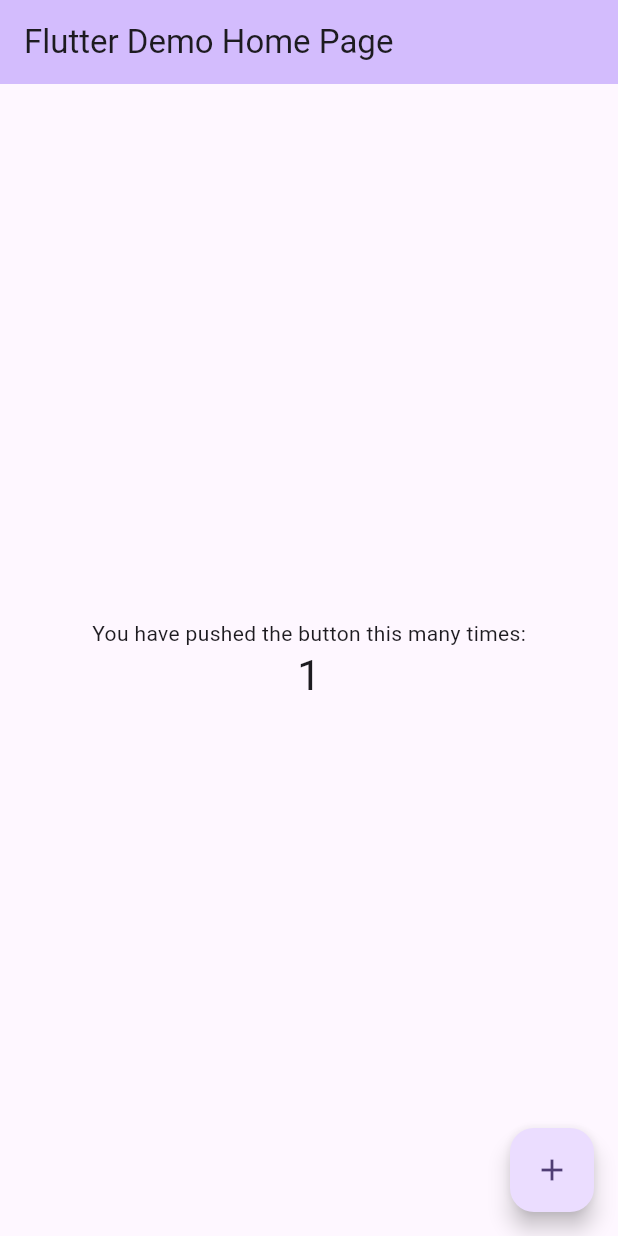
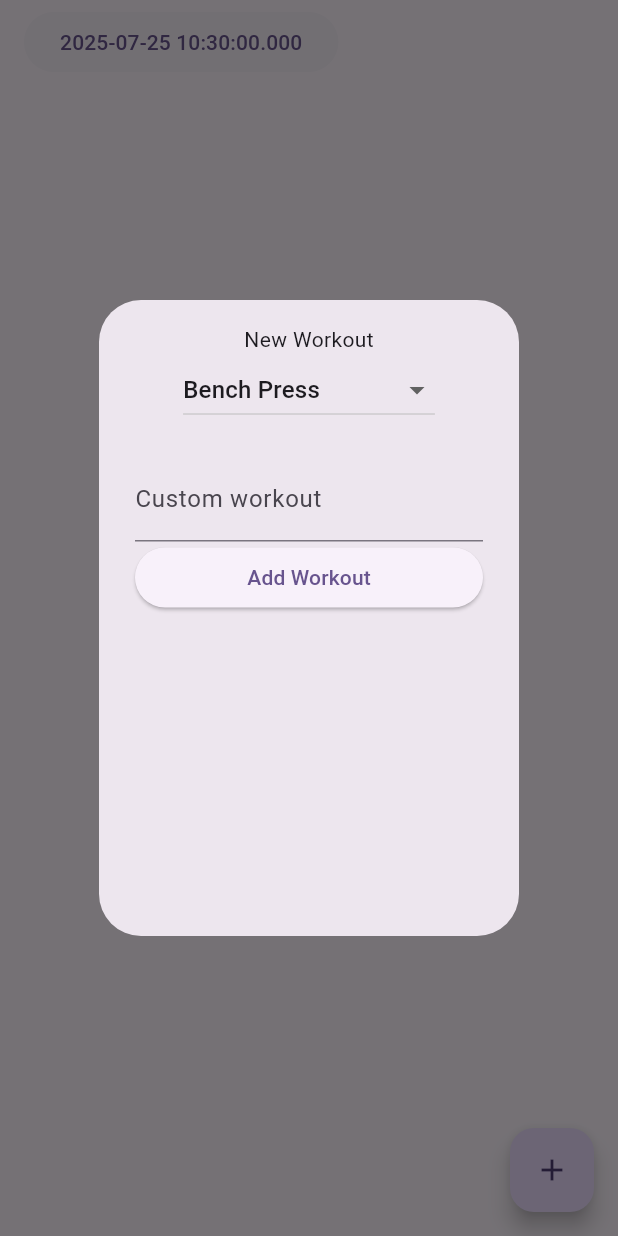
Before and after one commit to Why-02/gym_log, a Flutter app: the screen it shows after launch, after a tap on the "add" icon, on a phone screen of 412 x 824 dp. Run offline on Flutter 3.47's test engine with Material 3 defaults, Android fonts, the phone set to English and light mode, and no system bars.

Commit message:
started the workout_logs page

```diff
--- /dev/null
+++ b/lib/features/core/ui/widgets/styled_text_field.dart
@@ -0,0 +1,20 @@
+import 'package:flutter/material.dart';
+
+class StyledTextField extends StatelessWidget {
+  final TextEditingController controller;
+  final String hintText;
+  final String labelText;
+
+  const StyledTextField({super.key, required this.controller, required this.hintText, required this.labelText});
+
+  @override
+  Widget build(BuildContext context) {
+    return TextField(
+      controller: controller,
+      decoration: InputDecoration(
+        hintText: hintText,
+        labelText: labelText,
+      ),
+    );
+  }
+}
--- /dev/null
+++ b/lib/features/workout_logs/widgets/utils.dart
@@ -0,0 +1,5 @@
+final List<String> standardWorkouts = [
+  "Bench Press",
+  "Incline Bench Press",
+  "Lateral shoulders",
+];
--- /dev/null
+++ b/lib/features/workout_logs/widgets/workout_adder.dart
@@ -0,0 +1,57 @@
+import 'package:flutter/material.dart';
+import 'package:git_log/features/core/ui/widgets/styled_text_field.dart';
+import 'package:git_log/features/workout_logs/widgets/utils.dart';
+
+class WorkoutAdder extends StatefulWidget {
+  const WorkoutAdder({super.key});
+
+  @override
+  State<WorkoutAdder> createState() => _WorkoutAdderState();
+}
+
+class _WorkoutAdderState extends State<WorkoutAdder> {
+  String? _selectedWorkout;
+  TextEditingController customWorkoutController = TextEditingController();
+  String customWorkoutText = "";
+
+  @override
+  void initState() {
+    super.initState();
+    _selectedWorkout = standardWorkouts.first;
+    customWorkoutController.addListener((){
+      setState(() {
+        customWorkoutText = customWorkoutController.text;
+      });
+
+    });
+  }
+  @override
+  void dispose() {
+    customWorkoutController.dispose();
+    super.dispose();
+  }
+  @override
+  Widget build(BuildContext context) {
+    return Center(child: Column(
+      children: [
+        Text("New Workout"),
+        DropdownButton(value: _selectedWorkout,items: standardWorkouts.map<DropdownMenuItem<String>>((String workout){
+          return DropdownMenuItem(
+            value: workout,
+            child: Text(workout));
+          }).toList(),
+          onChanged: (customWorkoutText == "" ? (String? newWorlout){
+            setState(() {
+              _selectedWorkout = newWorlout;
+            });
+        } : null)),
+        Text(customWorkoutText),
+        StyledTextField(controller: customWorkoutController, hintText: "Enter Custom Workout", labelText: "Custom workout"),
+        ElevatedButton(onPressed: (){}, child: Center(
+          child: Text("Add Workout"),
+        ))
+      ],
+    ),);
+  }
+
+}
--- /dev/null
+++ b/lib/features/workout_logs/widgets/workout_logs_header.dart
@@ -0,0 +1,43 @@
+import 'package:flutter/material.dart';
+
+class WorkoutLogsHeader extends StatefulWidget {
+  const WorkoutLogsHeader({super.key});
+
+  @override
+  State<WorkoutLogsHeader> createState() => _WorkoutLogsHeaderState();
+}
+
+class _WorkoutLogsHeaderState extends State<WorkoutLogsHeader> {
+
+  DateTime selectedDate = DateTime.now();
+  @override
+  Widget build(BuildContext context) {
+
+    return  AppBar(
+        title: Center(
+          child: Row(
+            children: [
+              ElevatedButton(
+                style:ButtonStyle(elevation: WidgetStatePropertyAll(0)),
+                onPressed: () async {
+                  DateTime? date = await showDatePicker(
+                    context: context,
+                    firstDate: DateTime(2000),
+                    lastDate: DateTime(2100),
+                    currentDate: selectedDate,
+                  );
+                  if (date != null)
+                  {
+                    setState(() {
+                      selectedDate = date;
+
+                    },);
+                  }
+                }, child: Text("$selectedDate"))
+            ],
+          )
+        ),
+    );
+
+  }
+}
--- a/lib/features/workout_logs/workout_logs_page.dart
+++ b/lib/features/workout_logs/workout_logs_page.dart
@@ -1,10 +1,27 @@
 import 'package:flutter/material.dart';
+import 'package:git_log/features/workout_logs/widgets/workout_adder.dart';
+import 'package:git_log/features/workout_logs/widgets/workout_logs_header.dart';
 
-class WorkoutLogsPage extends StatelessWidget {
+class WorkoutLogsPage extends StatefulWidget {
   const WorkoutLogsPage({super.key});
 
   @override
+  State<WorkoutLogsPage> createState() => _WorkoutLogsPageState();
+}
+
+class _WorkoutLogsPageState extends State<WorkoutLogsPage> {
+
+  @override
   Widget build(BuildContext context) {
-    return const Placeholder();
+    return Scaffold(
+
+      body:WorkoutLogsHeader(),
+      floatingActionButton: FloatingActionButton(onPressed: (){
+        showDialog(context: context, builder: (BuildContext context){
+          return AlertDialog(insetPadding: EdgeInsets.symmetric(vertical: 200),content:WorkoutAdder());
+        });
+      },child:Icon(Icons.add)
+      ),
+    );
   }
 }
--- a/lib/main.dart
+++ b/lib/main.dart
@@ -1,4 +1,5 @@
 import 'package:flutter/material.dart';
+import 'package:git_log/features/workout_logs/workout_logs_page.dart';
 
 void main() {
   runApp(const MyApp());
@@ -75,48 +76,6 @@ class _MyHomePageState extends State<MyHomePage> {
     // The Flutter framework has been optimized to make rerunning build methods
     // fast, so that you can just rebuild anything that needs updating rather
     // than having to individually change instances of widgets.
-    return Scaffold(
-      appBar: AppBar(
-        // TRY THIS: Try changing the color here to a specific color (to
-        // Colors.amber, perhaps?) and trigger a hot reload to see the AppBar
-        // change color while the other colors stay the same.
-        backgroundColor: Theme.of(context).colorScheme.inversePrimary,
-        // Here we take the value from the MyHomePage object that was created by
-        // the App.build method, and use it to set our appbar title.
-        title: Text(widget.title),
-      ),
-      body: Center(
-        // Center is a layout widget. It takes a single child and positions it
-        // in the middle of the parent.
-        child: Column(
-          // Column is also a layout widget. It takes a list of children and
-          // arranges them vertically. By default, it sizes itself to fit its
-          // children horizontally, and tries to be as tall as its parent.
-          //
-          // Column has various properties to control how it sizes itself and
-          // how it positions its children. Here we use mainAxisAlignment to
-          // center the children vertically; the main axis here is the vertical
-          // axis because Columns are vertical (the cross axis would be
-          // horizontal).
-          //
-          // TRY THIS: Invoke "debug painting" (choose the "Toggle Debug Paint"
-          // action in the IDE, or press "p" in the console), to see the
-          // wireframe for each widget.
-          mainAxisAlignment: MainAxisAlignment.center,
-          children: <Widget>[
-            const Text('You have pushed the button this many times:'),
-            Text(
-              '$_counter',
-              style: Theme.of(context).textTheme.headlineMedium,
-            ),
-          ],
-        ),
-      ),
-      floatingActionButton: FloatingActionButton(
-        onPressed: _incrementCounter,
-        tooltip: 'Increment',
-        child: const Icon(Icons.add),
-      ), // This trailing comma makes auto-formatting nicer for build methods.
-    );
+    return WorkoutLogsPage();
   }
 }
```
